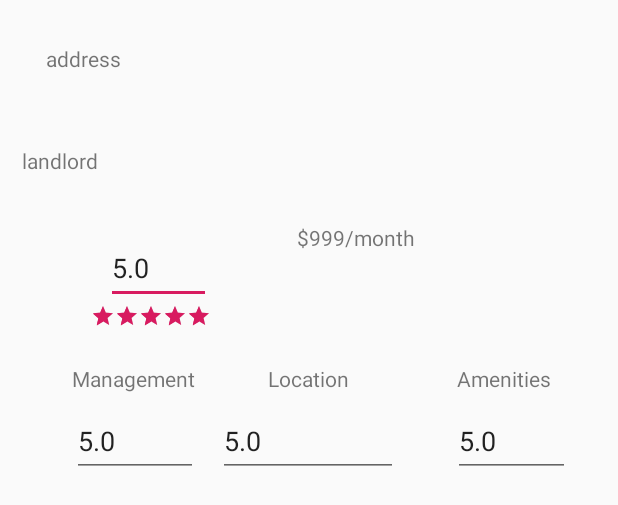
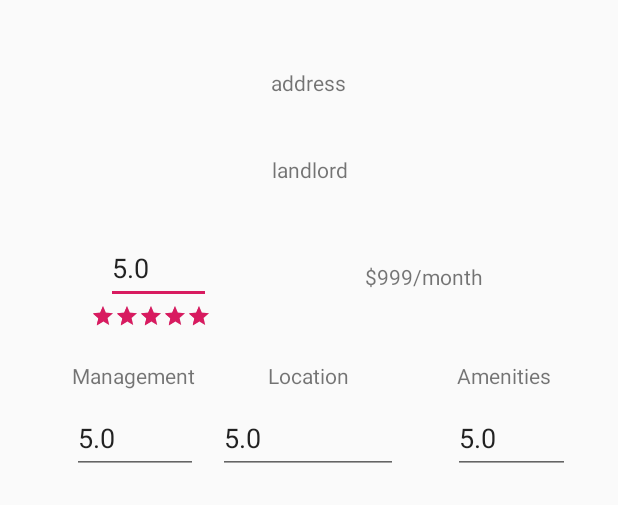
Before and after one commit to Dan-Codes/Cribb, an Android app: the layout fragment_display_listing.xml on its own in the app's theme, with its tools: preview values and no code run, on a phone screen of 412 x 824 dp. Shown: the top 505 px of the screen. Run offline under Robolectric (Android 15) with nearby library versions, the phone set to English and light mode, and no system bars.

Commit message:
display page rough draft

```diff
--- a/app/src/main/java/com/example/cribb/MapFragment.kt
+++ b/app/src/main/java/com/example/cribb/MapFragment.kt
@@ -125,9 +125,9 @@ class MapFragment : Fragment(), OnMapReadyCallback, GoogleMap.OnInfoWindowClickL
 
 
 //        // Add a marker in Sydney and move the camera
-//        val syracuse = LatLng(43.038710, -76.134265)
+        val syracuse = LatLng(43.038710, -76.134265)
 //        //mMap.addMarker(MarkerOptions().position(syracuse).title("Marker in Sydney"))
-//        //mMap.moveCamera(CameraUpdateFactory.newLatLngZoom(syracuse, 12.0f))
+        mMap.moveCamera(CameraUpdateFactory.newLatLngZoom(syracuse, 12.0f))
         setUpMap() //checks if location is enabled and requests users permission
         mMap.isMyLocationEnabled = true //creates a blue location dot and location button
 //
--- a/app/src/main/res/layout/fragment_display_listing.xml
+++ b/app/src/main/res/layout/fragment_display_listing.xml
@@ -18,7 +18,7 @@
                 android:layout_marginEnd="8dp" android:layout_marginRight="8dp"
                 app:layout_constraintStart_toStartOf="parent" android:layout_marginLeft="8dp"
                 android:layout_marginStart="8dp" app:layout_constraintHorizontal_bias="0.498"
-                app:layout_constraintVertical_bias="0.028"/>
+                app:layout_constraintVertical_bias="0.028" android:gravity="center"/>
         <TextView
                 android:text="@string/landlord"
                 android:layout_width="383dp"
@@ -29,7 +29,7 @@
                 app:layout_constraintEnd_toEndOf="parent" android:layout_marginEnd="8dp"
                 android:layout_marginRight="8dp" app:layout_constraintStart_toStartOf="parent"
                 android:layout_marginLeft="8dp" android:layout_marginStart="8dp"
-                app:layout_constraintVertical_bias="0.114"/>
+                app:layout_constraintVertical_bias="0.114" android:gravity="center"/>
         <EditText
                 android:layout_width="70dp"
                 android:layout_height="47dp"
@@ -41,7 +41,7 @@
                 android:layout_marginEnd="8dp" android:layout_marginRight="8dp"
                 app:layout_constraintStart_toStartOf="parent" android:layout_marginLeft="8dp"
                 android:layout_marginStart="8dp" app:layout_constraintHorizontal_bias="0.193"
-                app:layout_constraintVertical_bias="0.202" android:text="5.0"/>
+                app:layout_constraintVertical_bias="0.202" android:text="5.0" android:gravity="center|left"/>
         <TextView
                 android:layout_width="170dp"
                 android:layout_height="71dp"
@@ -53,7 +53,7 @@
                 android:layout_marginRight="8dp" android:layout_marginTop="8dp"
                 app:layout_constraintTop_toBottomOf="@+id/landlord" app:layout_constraintHorizontal_bias="0.581"
                 app:layout_constraintVertical_bias="0.019" app:layout_constraintStart_toEndOf="@+id/overall_avg_num"
-                android:text="@string/rent"/>
+                android:text="@string/rent" android:gravity="center"/>
         <RatingBar
                 android:layout_width="wrap_content"
                 android:layout_height="wrap_content"
@@ -70,7 +70,7 @@
                 android:text="Amenities"
                 android:layout_width="wrap_content"
                 android:layout_height="wrap_content" android:id="@+id/amenities_text" android:layout_marginBottom="8dp"
-                app:layout_constraintBottom_toTopOf="@+id/scrollView2"
+                app:layout_constraintBottom_toTopOf="@+id/reviews_scrollView"
                 app:layout_constraintEnd_toEndOf="parent"
                 android:layout_marginEnd="8dp" android:layout_marginRight="8dp" android:layout_marginTop="8dp"
                 app:layout_constraintTop_toBottomOf="@+id/ratingBar"
@@ -81,7 +81,7 @@
                 android:text="Location"
                 android:layout_width="wrap_content"
                 android:layout_height="wrap_content" android:id="@+id/location_text"
-                app:layout_constraintBottom_toTopOf="@+id/scrollView2"
+                app:layout_constraintBottom_toTopOf="@+id/reviews_scrollView"
                 android:layout_marginLeft="8dp"
                 android:layout_marginStart="8dp" android:layout_marginBottom="8dp" android:layout_marginTop="8dp"
                 app:layout_constraintTop_toBottomOf="@+id/ratingBar" app:layout_constraintVertical_bias="0.123"
@@ -92,7 +92,7 @@
                 android:text="Management"
                 android:layout_width="wrap_content"
                 android:layout_height="wrap_content" android:id="@+id/manage_text" android:layout_marginBottom="8dp"
-                app:layout_constraintBottom_toTopOf="@+id/scrollView2" android:layout_marginTop="8dp"
+                app:layout_constraintBottom_toTopOf="@+id/reviews_scrollView" android:layout_marginTop="8dp"
                 app:layout_constraintTop_toBottomOf="@+id/ratingBar" app:layout_constraintStart_toStartOf="parent"
                 android:layout_marginLeft="48dp" android:layout_marginStart="48dp"
                 app:layout_constraintVertical_bias="0.123"/>
@@ -104,7 +104,7 @@
                 android:id="@+id/manage_avg_num"
                 android:text="@string/manage_rating" android:layout_marginTop="8dp"
                 app:layout_constraintTop_toBottomOf="@+id/manage_text" android:layout_marginBottom="8dp"
-                app:layout_constraintBottom_toTopOf="@+id/scrollView2" app:layout_constraintVertical_bias="0.0"
+                app:layout_constraintBottom_toTopOf="@+id/reviews_scrollView" app:layout_constraintVertical_bias="0.0"
                 android:layout_marginStart="48dp" app:layout_constraintStart_toStartOf="parent"
                 android:layout_marginLeft="32dp"/>
         <EditText
@@ -127,19 +127,23 @@
                 android:layout_marginTop="8dp"
                 app:layout_constraintTop_toBottomOf="@+id/amenities_text" android:layout_marginEnd="32dp"
                 app:layout_constraintEnd_toEndOf="parent" android:layout_marginRight="32dp"
-                android:layout_marginBottom="8dp" app:layout_constraintBottom_toTopOf="@+id/scrollView2"
+                android:layout_marginBottom="8dp" app:layout_constraintBottom_toTopOf="@+id/reviews_scrollView"
                 app:layout_constraintVertical_bias="0.0"/>
         <ScrollView
                 android:layout_width="0dp"
-                android:layout_height="438dp" app:layout_constraintEnd_toEndOf="parent"
+                android:layout_height="0dp" app:layout_constraintEnd_toEndOf="parent"
                 app:layout_constraintStart_toStartOf="parent"
-                android:id="@+id/scrollView2"
-                android:layout_marginBottom="0dp"
+                android:id="@+id/reviews_scrollView"
                 app:layout_constraintBottom_toBottomOf="parent" app:layout_constraintHorizontal_bias="0.0"
-        >
+                app:layout_constraintTop_toBottomOf="@id/space">
             <LinearLayout android:layout_width="match_parent" android:layout_height="wrap_content"
-                          android:orientation="vertical"/>
+                          android:orientation="vertical" android:id="@+id/LinearLayout"/>
         </ScrollView>
+        <Space
+                android:layout_width="wrap_content"
+                android:layout_height="50dp"
+                app:layout_constraintStart_toStartOf="parent" app:layout_constraintEnd_toEndOf="parent"
+                app:layout_constraintTop_toBottomOf="@+id/location_avg_num" android:id="@+id/space"/>
 
     </androidx.constraintlayout.widget.ConstraintLayout>
 
```
Also changed, not shown: app/src/main/java/com/example/cribb/DisplayListingFragment.kt (+27 -2 lines).
